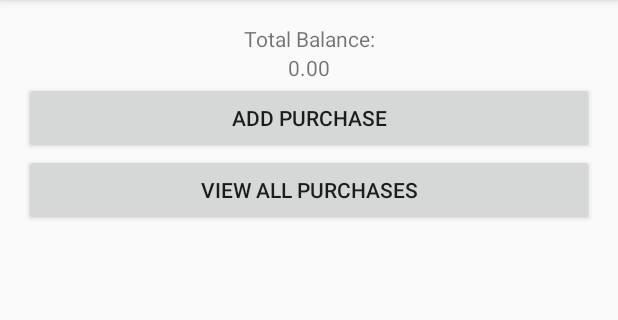
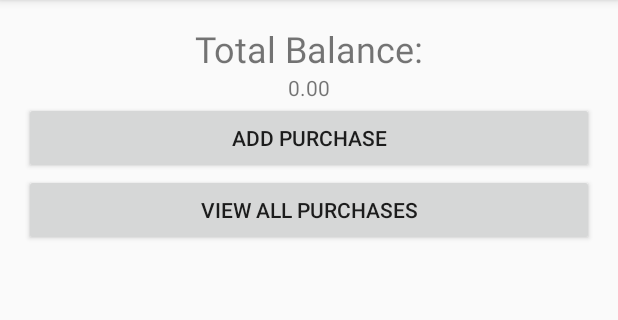
Before and after one commit to mwstl/AccountingApp, an Android app: the screen it shows after launch (MainActivity), on a phone screen of 412 x 824 dp, the part 84-404 px from its top. Run offline under Robolectric (Android 15) with nearby library versions, the phone set to English and light mode, and no system bars.

Commit message:
update some ui

```diff
--- a/app/src/main/res/layout/activity_main.xml
+++ b/app/src/main/res/layout/activity_main.xml
@@ -17,6 +17,7 @@
             android:layout_width="match_parent"
             android:layout_height="wrap_content"
             android:text="@string/default_balance_text"
+            android:textSize="24dp"
             android:textAlignment="center" />
 
         <TextView
```
Also changed, not shown: app/src/main/res/layout/activity_purchase_entry.xml (+6 -4 lines).
